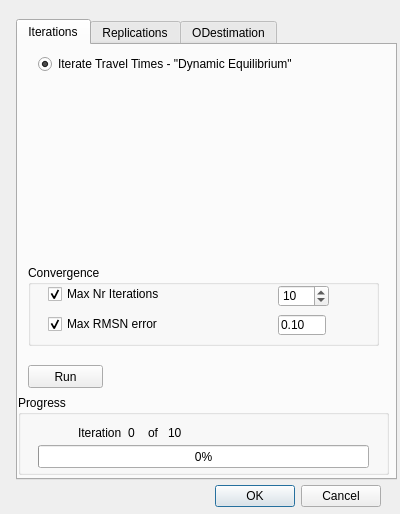
OdedCats/mezzo, file trunk/gui/ui/batchrundlg.ui: the form before one commit.
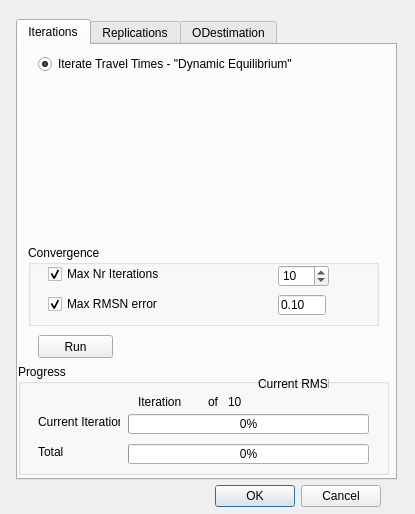
The form after the commit. Icons and pictures are not drawn.

Commit message: Batch runs of iterations of travel times now work, just have to check if it works as it should :)

```diff
--- a/trunk/gui/ui/batchrundlg.ui
+++ b/trunk/gui/ui/batchrundlg.ui
@@ -5,7 +5,7 @@
    <rect>
     <x>0</x>
     <y>0</y>
-    <width>400</width>
+    <width>415</width>
     <height>514</height>
    </rect>
   </property>
@@ -67,7 +67,7 @@
      <property name="geometry" >
       <rect>
        <x>10</x>
-       <y>220</y>
+       <y>200</y>
        <width>351</width>
        <height>81</height>
       </rect>
@@ -153,9 +153,9 @@
      <property name="geometry" >
       <rect>
        <x>0</x>
-       <y>350</y>
+       <y>319</y>
        <width>371</width>
-       <height>80</height>
+       <height>111</height>
       </rect>
      </property>
      <property name="title" >
@@ -167,10 +167,10 @@
       </property>
       <property name="geometry" >
        <rect>
-        <x>20</x>
-        <y>50</y>
-        <width>331</width>
-        <height>23</height>
+        <x>110</x>
+        <y>80</y>
+        <width>241</width>
+        <height>20</height>
        </rect>
       </property>
       <property name="value" >
@@ -180,7 +180,7 @@
      <widget class="QLabel" name="label" >
       <property name="geometry" >
        <rect>
-        <x>60</x>
+        <x>120</x>
         <y>30</y>
         <width>51</width>
         <height>16</height>
@@ -193,20 +193,20 @@
      <widget class="QLabel" name="cur_iter" >
       <property name="geometry" >
        <rect>
-        <x>110</x>
+        <x>170</x>
         <y>30</y>
         <width>21</width>
         <height>16</height>
        </rect>
       </property>
       <property name="text" >
-       <string>0</string>
+       <string/>
       </property>
      </widget>
      <widget class="QLabel" name="label_3" >
       <property name="geometry" >
        <rect>
-        <x>130</x>
+        <x>190</x>
         <y>30</y>
         <width>16</width>
         <height>16</height>
@@ -219,7 +219,7 @@
      <widget class="QLabel" name="total_iter" >
       <property name="geometry" >
        <rect>
-        <x>150</x>
+        <x>210</x>
         <y>30</y>
         <width>21</width>
         <height>16</height>
@@ -229,12 +229,80 @@
        <string>10</string>
       </property>
      </widget>
+     <widget class="QProgressBar" name="currIterPb" >
+      <property name="enabled" >
+       <bool>true</bool>
+      </property>
+      <property name="geometry" >
+       <rect>
+        <x>110</x>
+        <y>50</y>
+        <width>241</width>
+        <height>20</height>
+       </rect>
+      </property>
+      <property name="value" >
+       <number>0</number>
+      </property>
+     </widget>
+     <widget class="QLabel" name="label_2" >
+      <property name="geometry" >
+       <rect>
+        <x>20</x>
+        <y>50</y>
+        <width>82</width>
+        <height>16</height>
+       </rect>
+      </property>
+      <property name="text" >
+       <string>Current Iteration</string>
+      </property>
+     </widget>
+     <widget class="QLabel" name="label_4" >
+      <property name="geometry" >
+       <rect>
+        <x>20</x>
+        <y>80</y>
+        <width>82</width>
+        <height>16</height>
+       </rect>
+      </property>
+      <property name="text" >
+       <string>Total</string>
+      </property>
+     </widget>
+     <widget class="QLabel" name="label_5" >
+      <property name="geometry" >
+       <rect>
+        <x>240</x>
+        <y>10</y>
+        <width>71</width>
+        <height>20</height>
+       </rect>
+      </property>
+      <property name="text" >
+       <string>Current RMSN</string>
+      </property>
+     </widget>
+     <widget class="QLabel" name="rmsn" >
+      <property name="geometry" >
+       <rect>
+        <x>320</x>
+        <y>10</y>
+        <width>41</width>
+        <height>20</height>
+       </rect>
+      </property>
+      <property name="text" >
+       <string/>
+      </property>
+     </widget>
     </widget>
     <widget class="QPushButton" name="run" >
      <property name="geometry" >
       <rect>
-       <x>10</x>
-       <y>320</y>
+       <x>20</x>
+       <y>290</y>
        <width>75</width>
        <height>23</height>
       </rect>
```
Left out of the diff: 4 changed lines with no effect on the pictures. The commit also changes 5 other files.
